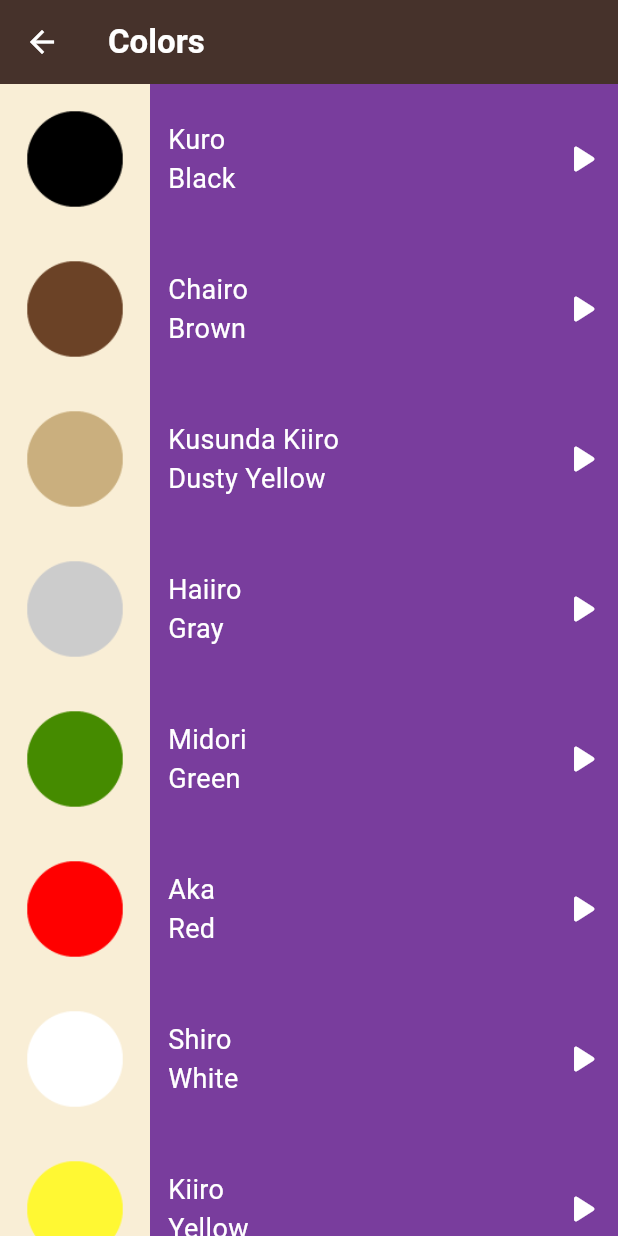
After one commit to Nour-Hagag/toku_app, a Flutter app: the screen it shows after launch, after a tap on "Colors", on a phone screen of 412 x 824 dp. The commit adds this screen. Run offline on Flutter 3.47's test engine with Material 3 defaults, Android fonts, the light colour scheme and no system bars; our stand-ins replace audioplayers.

Commit message:
finish colors view and start in pharases view

```diff
--- a/lib/models/item.dart
+++ b/lib/models/item.dart
@@ -9,7 +9,7 @@ class ItemModel {
   const ItemModel({
     required this.enName,
     required this.jpName,
-    required this.image,
+    this.image,
     required this.sound,
   });
   playSound() async {
--- /dev/null
+++ b/lib/views/colors_view.dart
@@ -0,0 +1,76 @@
+import 'package:flutter/material.dart';
+import 'package:toku/models/item.dart';
+import 'package:toku/widgets/item_info.dart';
+
+class ColorsView extends StatelessWidget {
+  const ColorsView({super.key});
+  final List<ItemModel> items = const [
+    ItemModel(
+      enName: 'Black',
+      jpName: 'Kuro',
+      sound: 'sounds/colors/black.wav',
+      image: 'assets/images/colors/color_black.png',
+    ),
+    ItemModel(
+      enName: 'Brown',
+      jpName: 'Chairo',
+      sound: 'sounds/colors/browm.wav',
+      image: 'assets/images/colors/color_brown.png',
+    ),
+    ItemModel(
+      enName: 'Dusty Yellow',
+      jpName: 'Kusunda Kiiro',
+      sound: 'sounds/colors/dusty yellow.wav',
+      image: 'assets/images/colors/color_dusty_yellow.png',
+    ),
+    ItemModel(
+      enName: 'Gray',
+      jpName: 'Haiiro',
+      sound: 'sounds/colors/gray.wav',
+      image: 'assets/images/colors/color_gray.png',
+    ),
+    ItemModel(
+      enName: 'Green',
+      jpName: 'Midori',
+      sound: 'sounds/colors/green.wav',
+      image: 'assets/images/colors/color_green.png',
+    ),
+    ItemModel(
+      enName: 'Red',
+      jpName: 'Aka',
+      sound: 'sounds/colors/red.wav',
+      image: 'assets/images/colors/color_red.png',
+    ),
+    ItemModel(
+      enName: 'White',
+      jpName: 'Shiro',
+      sound: 'sounds/colors/white.wav',
+      image: 'assets/images/colors/color_white.png',
+    ),
+    ItemModel(
+      enName: 'Yellow',
+      jpName: 'Kiiro',
+      sound: 'sounds/colors/yellow.wav',
+      image: 'assets/images/colors/yellow.png',
+    ),
+  ];
+  @override
+  Widget build(BuildContext context) {
+    return Scaffold(
+      appBar: AppBar(
+        iconTheme: const IconThemeData(color: Colors.white),
+        title: const Text(
+          'Colors',
+          style: TextStyle(color: Colors.white, fontWeight: FontWeight.bold),
+        ),
+        backgroundColor: const Color(0xff46322B),
+      ),
+      body: ListView.builder(
+        itemCount: items.length,
+        itemBuilder: (context, index) {
+          return ItemInfo(item: items[index], color: Color(0xff793D9D));
+        },
+      ),
+    );
+  }
+}
--- a/lib/views/home_view.dart
+++ b/lib/views/home_view.dart
@@ -1,6 +1,8 @@
 import 'package:flutter/material.dart';
+import 'package:toku/views/colors_view.dart';
 import 'package:toku/views/family_view.dart';
 import 'package:toku/views/numbers_view.dart';
+import 'package:toku/views/pharases_view.dart';
 import 'package:toku/widgets/category_item.dart';
 
 class HomeView extends StatelessWidget {
@@ -50,8 +52,34 @@ class HomeView extends StatelessWidget {
               );
             },
           ),
-          Category(categoryName: 'Colors', color: Color(0xff793D9D)),
-          Category(categoryName: 'Pharases', color: Color(0xff44A0C4)),
+          Category(
+            categoryName: 'Colors',
+            color: Color(0xff793D9D),
+            onTap: () {
+              Navigator.push(
+                context,
+                MaterialPageRoute(
+                  builder: (context) {
+                    return ColorsView();
+                  },
+                ),
+              );
+            },
+          ),
+          Category(
+            categoryName: 'Pharases',
+            color: Color(0xff44A0C4),
+            onTap: () {
+              Navigator.push(
+                context,
+                MaterialPageRoute(
+                  builder: (context) {
+                    return PharasesView();
+                  },
+                ),
+              );
+            },
+          ),
         ],
       ),
     );
--- /dev/null
+++ b/lib/views/pharases_view.dart
@@ -0,0 +1,20 @@
+import 'package:flutter/material.dart';
+
+class PharasesView extends StatelessWidget {
+  const PharasesView({super.key});
+
+  @override
+  Widget build(BuildContext context) {
+    return Scaffold(
+      appBar: AppBar(
+        iconTheme: const IconThemeData(color: Colors.white),
+        title: const Text(
+          'Pharases',
+          style: TextStyle(color: Colors.white, fontWeight: FontWeight.bold),
+        ),
+        backgroundColor: const Color(0xff46322B),
+      ),
+      body: Center(child: Text('The final')),
+    );
+  }
+}
--- a/pubspec.yaml
+++ b/pubspec.yaml
@@ -64,6 +64,8 @@ flutter:
     - assets/sounds/numbers/
     - assets/images/family_members/
     - assets/sounds/family_members/
+    - assets/images/colors/
+    - assets/sounds/colors/
   # An image asset can refer to one or more resolution-specific "variants", see
   # https://flutter.dev/to/resolution-aware-images
 
```
